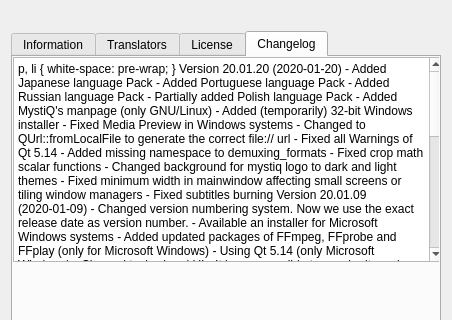
The window that ui/aboutdialog.ui (swl-x/MystiQ) describes before a commit, drawn with Qt 5; both pictures show x 0 to 452 and y 0 to 320 of the 452 by 471 pixel window.
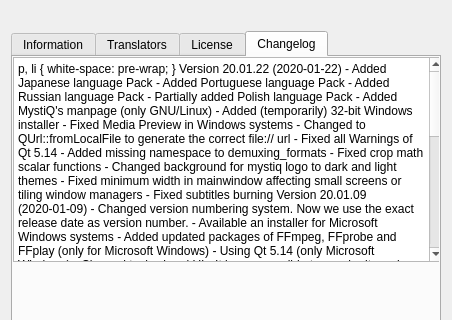
The same window after the commit. The open tabs and pages were chosen to show the change. Icons and pictures are not drawn.

What changed in the file:
```diff
--- a/ui/aboutdialog.ui
+++ b/ui/aboutdialog.ui
@@ -260,7 +260,7 @@
 &lt;html&gt;&lt;head&gt;&lt;meta name=&quot;qrichtext&quot; content=&quot;1&quot; /&gt;&lt;style type=&quot;text/css&quot;&gt;
 p, li { white-space: pre-wrap; }
 &lt;/style&gt;&lt;/head&gt;&lt;body style=&quot; font-family:'Fira Sans'; font-size:10pt; font-weight:400; font-style:normal;&quot;&gt;
-&lt;p style=&quot; margin-top:0px; margin-bottom:0px; margin-left:0px; margin-right:0px; -qt-block-indent:0; text-indent:0px;&quot;&gt;&lt;span style=&quot; font-family:'Fira Sans'; font-weight:600;&quot;&gt;Version 20.01.20 (2020-01-20)&lt;/span&gt;&lt;/p&gt;
+&lt;p style=&quot; margin-top:0px; margin-bottom:0px; margin-left:0px; margin-right:0px; -qt-block-indent:0; text-indent:0px;&quot;&gt;&lt;span style=&quot; font-family:'Fira Sans'; font-weight:600;&quot;&gt;Version 20.01.22 (2020-01-22)&lt;/span&gt;&lt;/p&gt;
 &lt;p style=&quot; margin-top:0px; margin-bottom:0px; margin-left:0px; margin-right:0px; -qt-block-indent:0; text-indent:0px;&quot;&gt;&lt;span style=&quot; font-family:'Fira Sans';&quot;&gt; - Added Japanese language Pack&lt;/span&gt;&lt;/p&gt;
 &lt;p style=&quot; margin-top:0px; margin-bottom:0px; margin-left:0px; margin-right:0px; -qt-block-indent:0; text-indent:0px;&quot;&gt;&lt;span style=&quot; font-family:'Fira Sans';&quot;&gt; - Added Portuguese language Pack&lt;/span&gt;&lt;/p&gt;
 &lt;p style=&quot; margin-top:0px; margin-bottom:0px; margin-left:0px; margin-right:0px; -qt-block-indent:0; text-indent:0px;&quot;&gt;&lt;span style=&quot; font-family:'Fira Sans';&quot;&gt; - Added Russian language Pack&lt;/span&gt;&lt;/p&gt;
```
